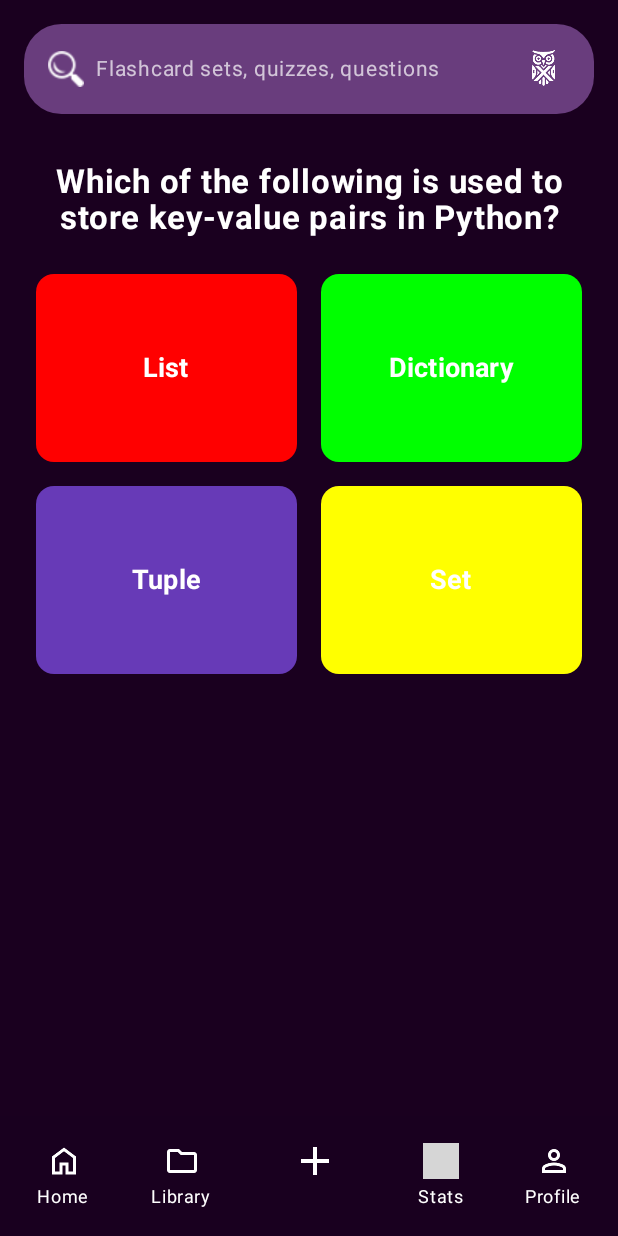
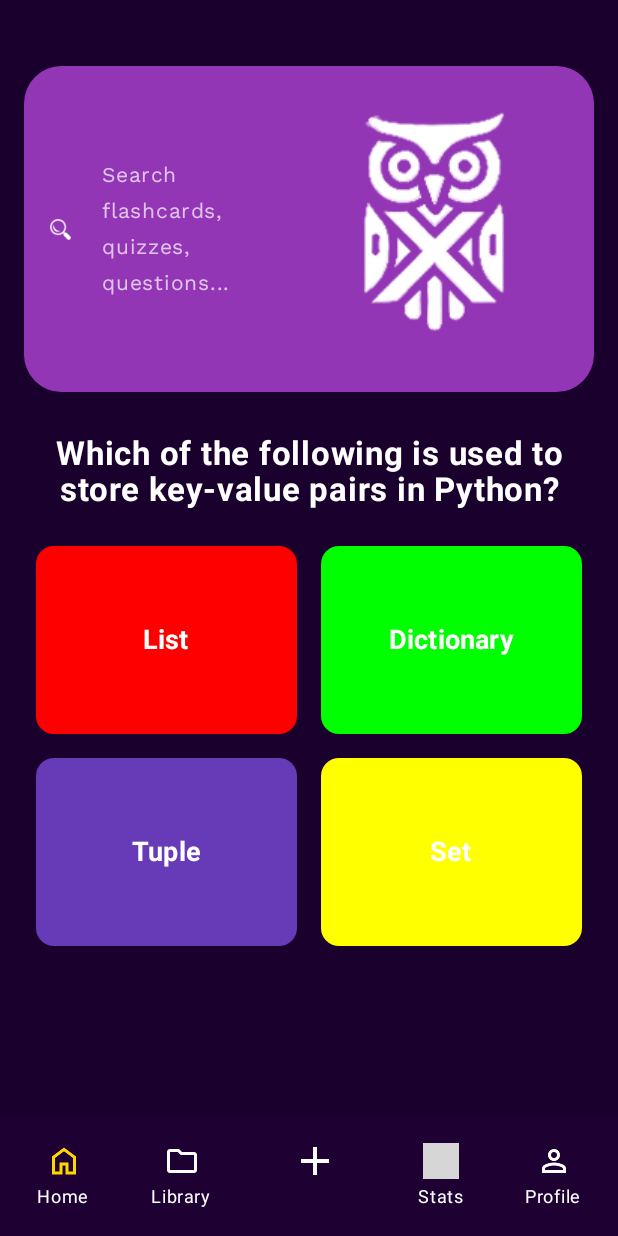
Before and after one commit to Andreauxx/MobDev-Project, an Android app built with Jetpack Compose: the HomeScreen screen opened through its navigation route, on a phone screen of 412 x 824 dp. Run offline under Robolectric (Android 15) with nearby library versions, the phone set to English and light mode, and no system bars; our stand-ins replace accompanist; grey boxes are pictures that could not be loaded.

Commit message:
Added the app navigation and more
Made the nav bar and status bar same color as the app, made the app look good.

Remaining tasks:
finishing all the buttons and the UI for each screen and functions

```diff
--- a/app/build.gradle.kts
+++ b/app/build.gradle.kts
@@ -62,6 +62,7 @@ dependencies {
     implementation(libs.androidx.ui.tooling.preview)
     implementation(libs.androidx.material3)
     implementation(libs.androidx.navigation.runtime.ktx)
+    implementation ("com.google.accompanist:accompanist-systemuicontroller:0.30.1")
 
     // ✅ Testing Dependencies (Already correct)
     testImplementation(libs.junit)
--- a/app/src/main/java/com/quadrants/memorix/AppNavigation.kt
+++ b/app/src/main/java/com/quadrants/memorix/AppNavigation.kt
@@ -4,6 +4,7 @@ import android.content.Context
 import androidx.compose.runtime.Composable
 import androidx.compose.runtime.remember
 import androidx.compose.ui.platform.LocalContext
+import androidx.navigation.NavHostController
 import androidx.navigation.compose.NavHost
 import androidx.navigation.compose.composable
 import androidx.navigation.compose.rememberNavController
@@ -11,24 +12,19 @@ import com.quadrants.memorix.screens.*
 
 @Composable
 fun AppNavigation() {
-    val navController = rememberNavController()
+    val navController: NavHostController = rememberNavController()
     val context = LocalContext.current
     val sharedPreferences = remember { context.getSharedPreferences("MemorixPrefs", Context.MODE_PRIVATE) }
     val hasSeenOnboarding = sharedPreferences.getBoolean("hasSeenOnboarding", false)
 
     NavHost(navController = navController, startDestination = "splash") {
 
-        // Splash Screen (Initial Entry Point)
+        // Splash Screen (Always the entry point)
         composable("splash") { SplashScreen(navController) }
 
         // Authentication Screens
-        composable("signup") {
-            SignUpScreen(navController)
-        }
-
-        composable("login") {
-            LoginScreen(navController)
-        }
+        composable("signup") { SignUpScreen(navController) }
+        composable("login") { LoginScreen(navController) }
 
         // Onboarding (Appears only after login/signup)
         composable("onboarding") {
@@ -38,10 +34,15 @@ fun AppNavigation() {
             })
         }
 
-        composable("home") {
-            HomeScreen(navController)
+        // Main Screens
+        composable("home") { HomeScreen(navController) }
+        composable("folders") { LibraryScreen(navController) }
+        //composable("stats") { StatsScreen(navController) }
+        //composable("profile") { ProfileScreen(navController) }
+        // **NEW: Category Content Screen**
+        composable("category_content/{category}") { backStackEntry ->
+            val category = backStackEntry.arguments?.getString("category") ?: "Unknown"
+
         }
-
-
     }
 }
--- a/app/src/main/java/com/quadrants/memorix/screens/HomeScreen.kt
+++ b/app/src/main/java/com/quadrants/memorix/screens/HomeScreen.kt
@@ -18,44 +18,55 @@ import androidx.compose.ui.unit.sp
 import androidx.navigation.NavController
 import androidx.compose.foundation.layout.ColumnScope
 import androidx.compose.foundation.layout.RowScope
+import androidx.compose.ui.text.TextStyle
+import androidx.compose.ui.text.input.TextFieldValue
+import com.google.accompanist.systemuicontroller.rememberSystemUiController
 import com.quadrants.memorix.R
+import com.quadrants.memorix.ui.theme.DarkViolet
+import com.quadrants.memorix.ui.theme.DarkieViolet
+import com.quadrants.memorix.ui.theme.MediumViolet
+import com.quadrants.memorix.ui.theme.WorkSans
 
 @OptIn(ExperimentalMaterial3Api::class)
 @Composable
 fun HomeScreen(navController: NavController) {
-    var showBottomSheet by remember { mutableStateOf(false) } // ✅ Track bottom sheet visibility
+    var showBottomSheet by remember { mutableStateOf(false) }
+    val systemUiController = rememberSystemUiController()
+
+    // **Set Status Bar & Navigation Bar Colors**
+    SideEffect {
+        systemUiController.setStatusBarColor(DarkViolet, darkIcons = false)
+        systemUiController.setNavigationBarColor(DarkViolet, darkIcons = false) // ✅ Match the background
+    }
 
     Box(
         modifier = Modifier
             .fillMaxSize()
-            .background(Color(0xFF1A001F)) // Dark background
+            .background(DarkViolet)
     ) {
         Column(
             modifier = Modifier
                 .fillMaxSize()
-                .padding(bottom = 56.dp), // ✅ Ensures content doesn't overlap bottom nav
+                .padding(top = 32.dp, bottom = 56.dp), // ✅ Added top padding
             verticalArrangement = Arrangement.Top
         ) {
             SearchBar()
             QuizQuestionSection()
-
-            // ✅ Spacer forces BottomNavBar to stay at the bottom
             Spacer(modifier = Modifier.weight(1f))
         }
 
-        // ✅ Bottom Navigation Bar - Now correctly positioned at the bottom
         BottomNavBar(
             navController,
+            currentScreen = "home",
             onPlusClick = { showBottomSheet = true },
-            modifier = Modifier.align(Alignment.BottomCenter) // ✅ Forces position at bottom
+            modifier = Modifier.align(Alignment.BottomCenter)
         )
 
-        // ✅ Bottom Sheet (Appears over BottomNavBar)
         if (showBottomSheet) {
             ModalBottomSheet(
-                onDismissRequest = { showBottomSheet = false }, // Close when tapped outside
-                shape = RoundedCornerShape(topStart = 24.dp, topEnd = 24.dp), // ✅ Correct parameter
-                containerColor = Color(0xFF6A4C93) // Dark Purple background
+                onDismissRequest = { showBottomSheet = false },
+                shape = RoundedCornerShape(topStart = 24.dp, topEnd = 24.dp),
+                containerColor = MediumViolet
             ) {
                 BottomSheetContent { showBottomSheet = false }
             }
@@ -63,44 +74,53 @@ fun HomeScreen(navController: NavController) {
     }
 }
 
+
+@OptIn(ExperimentalMaterial3Api::class)
 @Composable
 fun SearchBar() {
+    var searchText by remember { mutableStateOf(TextFieldValue("")) }
 
-    Row(
-        modifier = Modifier
-            .fillMaxWidth()
-            .padding(16.dp)
-            .clip(RoundedCornerShape(25.dp))
-            .background(Color(0xFF693D7D)) // Dark Purple
-            .padding(horizontal = 16.dp, vertical = 12.dp),
-        verticalAlignment = Alignment.CenterVertically
-    ) {
+    TextField(
+        value = searchText,
+        onValueChange = { searchText = it },
+        placeholder = {
+            Text(
+                "Search flashcards, quizzes, questions...",
+                color = Color.White.copy(alpha = 0.7f),
+                fontSize = 14.sp,
+                fontFamily = WorkSans
+            )
+        },
+        leadingIcon = {
             Icon(
                 painter = painterResource(id = R.drawable.ic_search),
-            contentDescription = "Folder",
+                contentDescription = "Search",
                 tint = Color.White,
-            modifier = Modifier.size(24.dp)
+                modifier = Modifier.size(14.dp)
+
             )
-
-        Text(
-            text = "Flashcard sets, quizzes, questions",
-            color = Color.White.copy(alpha = 0.7f),
-            textAlign = TextAlign.Start,
-            fontSize = 14.sp,
-            modifier = Modifier
-                .weight(1f)
-                .padding(start = 8.dp)
-        )
-
+        },
+        trailingIcon = {
             Icon(
                 painter = painterResource(id = R.drawable.owl_icon),
                 contentDescription = "Logo",
-            tint = Color.White,
-            modifier = Modifier.size(36.dp)
+                tint = Color.White
             )
+        },
+        textStyle = TextStyle(color = Color.White), // ✅ Corrected Here!
+        singleLine = true,
+        colors = TextFieldDefaults.textFieldColors(
+            containerColor = MediumViolet,
+            focusedIndicatorColor = Color.Transparent,
+            unfocusedIndicatorColor = Color.Transparent
+        ),
+        modifier = Modifier
+            .fillMaxWidth()
+            .padding(horizontal = 16.dp, vertical = 12.dp)
+            .clip(RoundedCornerShape(25.dp))
+    )
+
 }
-}
-
 @Composable
 fun QuizQuestionSection() {
     Column(
@@ -158,10 +178,11 @@ fun AnswerButton(text: String, color: Color, modifier: Modifier = Modifier, onCl
 }
 
 @Composable
-fun BottomNavBar(navController: NavController, onPlusClick: () -> Unit, modifier: Modifier = Modifier) {
+
+fun BottomNavBar(navController: NavController, currentScreen: String, onPlusClick: (() -> Unit)? = null, modifier: Modifier = Modifier) {
     BottomAppBar(
-        modifier = modifier.fillMaxWidth(), // ✅ Modifier now correctly applied
-        containerColor = Color(0xFF1A001F).copy(alpha = 0.95f), // Dark purple fade
+        modifier = modifier.fillMaxWidth(),
+        containerColor = DarkieViolet,
         tonalElevation = 8.dp
     ) {
         Row(
@@ -169,33 +190,52 @@ fun BottomNavBar(navController: NavController, onPlusClick: () -> Unit, modifier
             horizontalArrangement = Arrangement.SpaceAround,
             verticalAlignment = Alignment.CenterVertically
         ) {
-            BottomNavItem(iconId = R.drawable.ic_home, label = "Home") { navController.navigate("home") }
-            BottomNavItem(iconId = R.drawable.ic_folder, label = "Library") { navController.navigate("library") }
+            BottomNavItem(
+                iconId = R.drawable.ic_home,
+                label = "Home",
+                isSelected = currentScreen == "home"
+            ) { navController.navigate("home") }
 
-            // ✅ Plus Icon - Clickable to open Bottom Sheet
+            BottomNavItem(
+                iconId = R.drawable.ic_folder,
+                label = "Library",
+                isSelected = currentScreen == "library"
+            ) { navController.navigate("folders") }
+
+            if (onPlusClick != null) {
                 Column(
                     modifier = Modifier
-                    .size(56.dp) // Larger size
-                    .clickable { onPlusClick() }, // Open Bottom Sheet
+                        .size(56.dp)
+                        .clickable { onPlusClick() },
                     horizontalAlignment = Alignment.CenterHorizontally
                 ) {
                     Icon(
                         painter = painterResource(id = R.drawable.ic_add),
                         contentDescription = "Add",
                         tint = Color.White,
-                    modifier = Modifier.size(32.dp) // Bigger icon
+                        modifier = Modifier.size(32.dp)
                     )
                 }
+            }
 
-            BottomNavItem(iconId = R.drawable.ic_barchart, label = "Stats") { navController.navigate("stats") }
-            BottomNavItem(iconId = R.drawable.ic_profile, label = "Profile") { navController.navigate("profile") }
+            BottomNavItem(
+                iconId = R.drawable.ic_barchart,
+                label = "Stats",
+                isSelected = currentScreen == "stats"
+            ) { navController.navigate("stats") }
+
+            BottomNavItem(
+                iconId = R.drawable.ic_profile,
+                label = "Profile",
+                isSelected = currentScreen == "profile"
+            ) { navController.navigate("profile") }
         }
     }
 }
 
 
 @Composable
-fun BottomNavItem(iconId: Int, label: String, onClick: () -> Unit) {
+fun BottomNavItem(iconId: Int, label: String, isSelected: Boolean, onClick: () -> Unit) {
     Column(
         modifier = Modifier
             .clickable { onClick() }
@@ -205,13 +245,12 @@ fun BottomNavItem(iconId: Int, label: String, onClick: () -> Unit) {
         Icon(
             painter = painterResource(id = iconId),
             contentDescription = label,
-            tint = Color.White,
+            tint = if (isSelected) Color(0xFFFFD700) else Color.White,
             modifier = Modifier.size(24.dp)
         )
         Text(text = label, color = Color.White, fontSize = 12.sp)
     }
 }
-
 
 @Composable
 fun BottomSheetContent(onDismiss: () -> Unit) {
--- a/app/src/main/java/com/quadrants/memorix/screens/SplashScreen.kt
+++ b/app/src/main/java/com/quadrants/memorix/screens/SplashScreen.kt
@@ -13,6 +13,7 @@ import androidx.compose.ui.graphics.Brush
 import androidx.compose.ui.res.painterResource
 import androidx.compose.ui.unit.dp
 import androidx.navigation.NavController
+import com.google.accompanist.systemuicontroller.rememberSystemUiController
 import com.quadrants.memorix.R
 import com.quadrants.memorix.ui.theme.DarkViolet
 import com.quadrants.memorix.ui.theme.MediumViolet
@@ -22,7 +23,13 @@ import kotlinx.coroutines.delay
 fun SplashScreen(navController: NavController) {
     // Animation state for fade-in effect
     var isVisible by remember { mutableStateOf(false) }
+    val systemUiController = rememberSystemUiController()
 
+    // **Set Status Bar & Navigation Bar Colors**
+    SideEffect {
+        systemUiController.setStatusBarColor(MediumViolet, darkIcons = false)
+        systemUiController.setNavigationBarColor(DarkViolet, darkIcons = false) // ✅ Match the background
+    }
     // Trigger fade-in animation
     LaunchedEffect(Unit) {
         isVisible = true
```
Also changed, not shown: app/src/main/java/com/quadrants/memorix/screens/ContentDetailScreen.kt (added, +87 -0 lines), app/src/main/java/com/quadrants/memorix/screens/LibraryScreen.kt (added, +194 -0 lines), app/src/main/java/com/quadrants/memorix/screens/LoginScreen.kt (+12 -2 lines), app/src/main/java/com/quadrants/memorix/screens/OnBoard.kt (+12 -1 lines), app/src/main/java/com/quadrants/memorix/screens/SignupScreen.kt (+11 -0 lines), app/src/main/res/drawable/ic_dropdown.png (added). Lines whose indentation alone changed are shown as unchanged.
